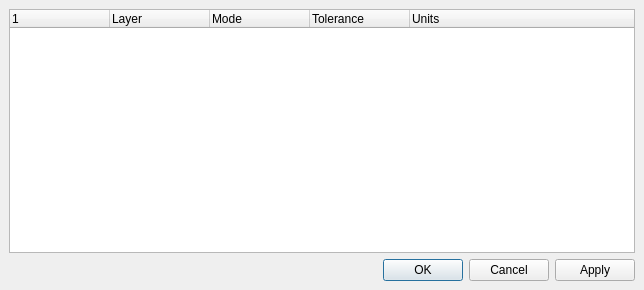
First picture: the form in qgis/src/ui/qgssnappingdialogbase.ui, repository sourcepole/qgis, before the edit.
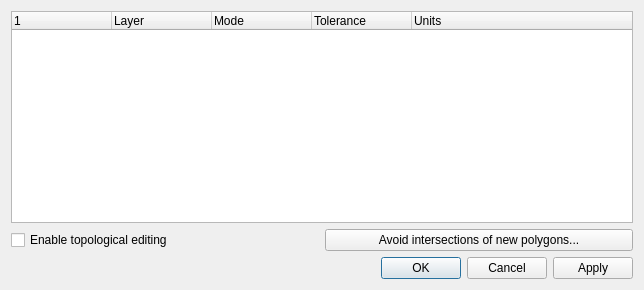
Second picture: the form after the edit.

The edit to the form file:
```diff
--- a/qgis/src/ui/qgssnappingdialogbase.ui
+++ b/qgis/src/ui/qgssnappingdialogbase.ui
@@ -13,14 +13,8 @@
   <property name="windowTitle">
    <string>Snapping options</string>
   </property>
-  <layout class="QGridLayout">
-   <property name="margin">
-    <number>9</number>
-   </property>
-   <property name="spacing">
-    <number>6</number>
-   </property>
-   <item row="0" column="0">
+  <layout class="QVBoxLayout" name="verticalLayout">
+   <item>
     <widget class="QTreeWidget" name="mLayerTreeWidget">
      <property name="indentation">
       <number>0</number>
@@ -55,7 +49,31 @@
      </column>
     </widget>
    </item>
-   <item row="1" column="0">
+   <item>
+    <layout class="QHBoxLayout" name="horizontalLayout">
+     <item>
+      <widget class="QCheckBox" name="cbxEnableTopologicalEditingCheckBox">
+       <property name="text">
+        <string>Enable topological editing</string>
+       </property>
+       <property name="checked">
+        <bool>false</bool>
+       </property>
+       <property name="tristate">
+        <bool>false</bool>
+       </property>
+      </widget>
+     </item>
+     <item>
+      <widget class="QPushButton" name="mAvoidIntersectionsPushButton">
+       <property name="text">
+        <string>Avoid intersections of new polygons...</string>
+       </property>
+      </widget>
+     </item>
+    </layout>
+   </item>
+   <item>
     <widget class="QDialogButtonBox" name="mButtonBox">
      <property name="orientation">
       <enum>Qt::Horizontal</enum>
```
